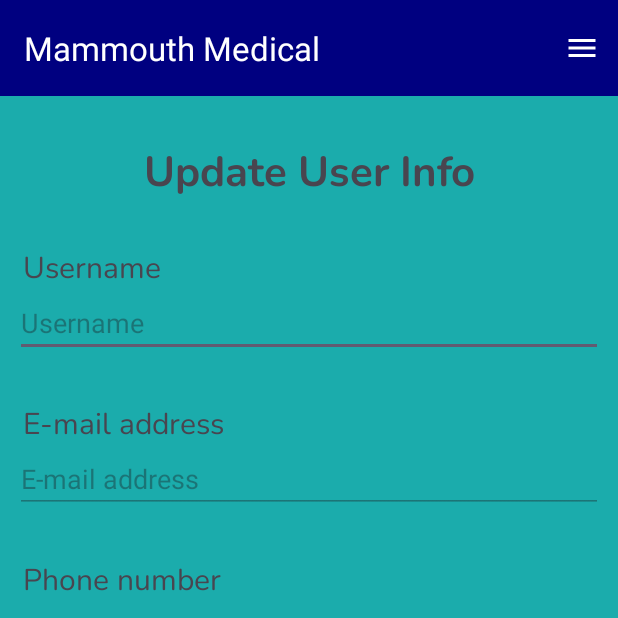
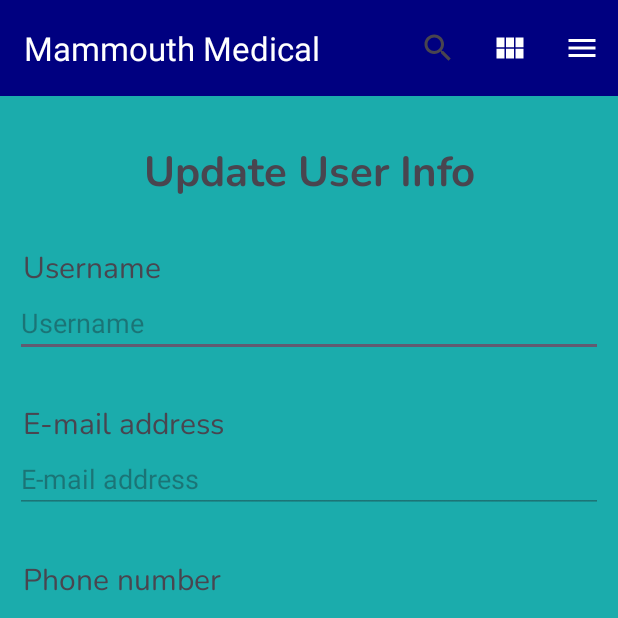
Before and after one commit to Rixhard5/Mammouth-Medical, an Android app: the Profile screen opened directly, with no data from a screen before it, on a phone screen of 412 x 824 dp, the top half of it. Run offline under Robolectric (Android 15) with nearby library versions, the phone set to English and light mode, and no system bars; our stand-ins replace Firebase (no records; nobody signed in at launch, a user with empty details on screens opened directly); 2 statements that could not run were skipped.

Commit message:
feat: menu enhancements

```diff
--- /dev/null
+++ b/app/src/main/res/drawable/baseline_circle_24.xml
@@ -0,0 +1,5 @@
+<vector xmlns:android="http://schemas.android.com/apk/res/android" android:height="24dp" android:tint="#803535" android:viewportHeight="24" android:viewportWidth="24" android:width="24dp">
+
+    <path android:fillColor="@android:color/white" android:pathData="M12,2C6.47,2 2,6.47 2,12s4.47,10 10,10 10,-4.47 10,-10S17.53,2 12,2z"/>
+
+</vector>
--- /dev/null
+++ b/app/src/main/res/drawable/baseline_search_24.xml
@@ -0,0 +1,5 @@
+<vector xmlns:android="http://schemas.android.com/apk/res/android" android:height="24dp" android:tint="#FFFFFF" android:viewportHeight="24" android:viewportWidth="24" android:width="24dp">
+
+    <path android:fillColor="@android:color/white" android:pathData="M15.5,14h-0.79l-0.28,-0.27C15.41,12.59 16,11.11 16,9.5 16,5.91 13.09,3 9.5,3S3,5.91 3,9.5 5.91,16 9.5,16c1.61,0 3.09,-0.59 4.23,-1.57l0.27,0.28v0.79l5,4.99L20.49,19l-4.99,-5zM9.5,14C7.01,14 5,11.99 5,9.5S7.01,5 9.5,5 14,7.01 14,9.5 11.99,14 9.5,14z"/>
+
+</vector>
--- /dev/null
+++ b/app/src/main/res/drawable/baseline_view_module_24.xml
@@ -0,0 +1,5 @@
+<vector xmlns:android="http://schemas.android.com/apk/res/android" android:height="24dp" android:tint="#FFFFFF" android:viewportHeight="24" android:viewportWidth="24" android:width="24dp">
+
+    <path android:fillColor="@android:color/white" android:pathData="M14.67,5v6.5H9.33V5H14.67zM15.67,11.5H21V5h-5.33V11.5zM14.67,19v-6.5H9.33V19H14.67zM15.67,12.5V19H21v-6.5H15.67zM8.33,12.5H3V19h5.33V12.5zM8.33,11.5V5H3v6.5H8.33z"/>
+
+</vector>
--- a/app/src/main/res/menu/main_toolbar.xml
+++ b/app/src/main/res/menu/main_toolbar.xml
@@ -1,9 +1,26 @@
 <?xml version="1.0" encoding="utf-8"?>
 <menu xmlns:android="http://schemas.android.com/apk/res/android"
     xmlns:app="http://schemas.android.com/apk/res-auto">
+
     <item
+        android:id="@+id/search_bar"
+        android:icon="@drawable/baseline_search_24"
+        android:textColor="@color/white"
+        android:textColorHint="@color/white"
+        android:title="@string/search"
+        app:actionViewClass="androidx.appcompat.widget.SearchView"
+        app:showAsAction="always" />
+
+    <item
+        android:id="@+id/view_selector"
+        android:icon="@drawable/baseline_view_module_24"
+        android:title="@string/view_selector"
+        app:showAsAction="always" />
+
+    <item
+        android:id="@+id/other_items"
         android:icon="@drawable/baseline_menu_24"
-        android:title=""
+        android:title="@string/other"
         app:showAsAction="ifRoom">
 
         <menu>
@@ -21,6 +38,7 @@
                 android:id="@+id/shopping_cart"
                 android:icon="@drawable/baseline_shopping_cart_24"
                 android:title="@string/shopping_cart"
+                app:actionLayout="@layout/custom_cart"
                 app:showAsAction="never" />
             <item
                 android:id="@+id/profile"
--- a/app/src/main/res/values/dimens.xml
+++ b/app/src/main/res/values/dimens.xml
@@ -5,6 +5,7 @@
     <dimen name="text_size_h1">34sp</dimen>
     <dimen name="text_size_h2">28sp</dimen>
     <dimen name="text_size_h3">20sp</dimen>
+    <dimen name="text_size_small">10sp</dimen>
     <!-- Paddings -->
     <dimen name="padding_regular">15dp</dimen>
     <!-- Margins -->
--- a/app/src/main/res/values/strings.xml
+++ b/app/src/main/res/values/strings.xml
@@ -25,6 +25,11 @@
     <string name="login_failed">"Login failed"</string>
 
     <!-- Menu Items -->
+    <string name="search">Search</string>
+    <string name="other">Other</string>
+    <string name="view_selector">Select view</string>
+
+    <string name="default_cart_item_count">1</string>
     <string name="home_page">"Home Page"</string>
     <string name="shopping_page">"Main Shopping Page"</string>
     <string name="shopping_cart">"Shopping Cart"</string>
```
Also changed, not shown: app/src/main/res/drawable/baseline_view_agenda_24.xml (added, +7 -0 lines), app/src/main/res/layout/custom_cart.xml (added, +44 -0 lines).
